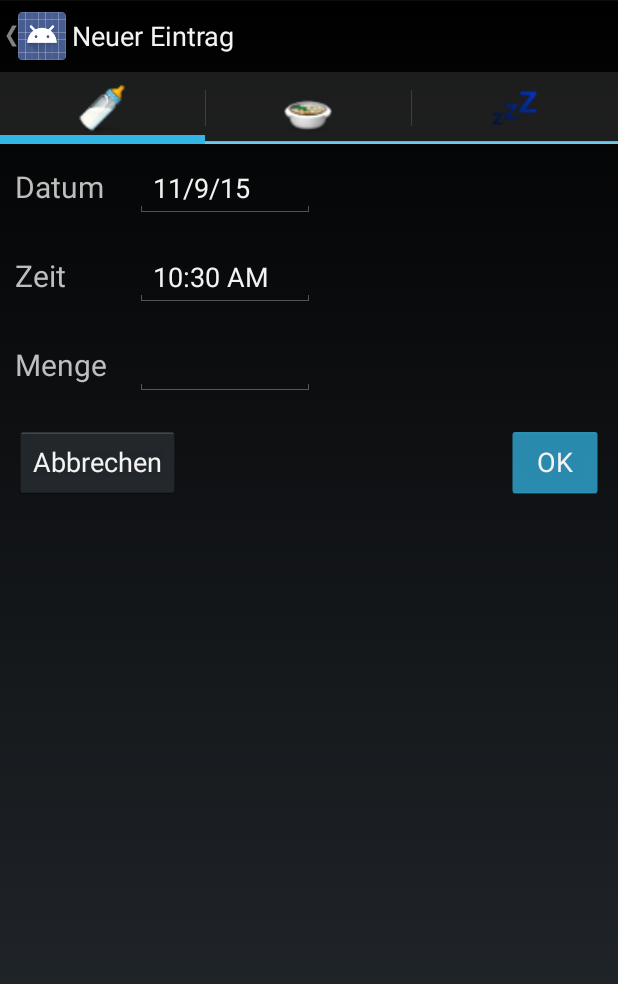
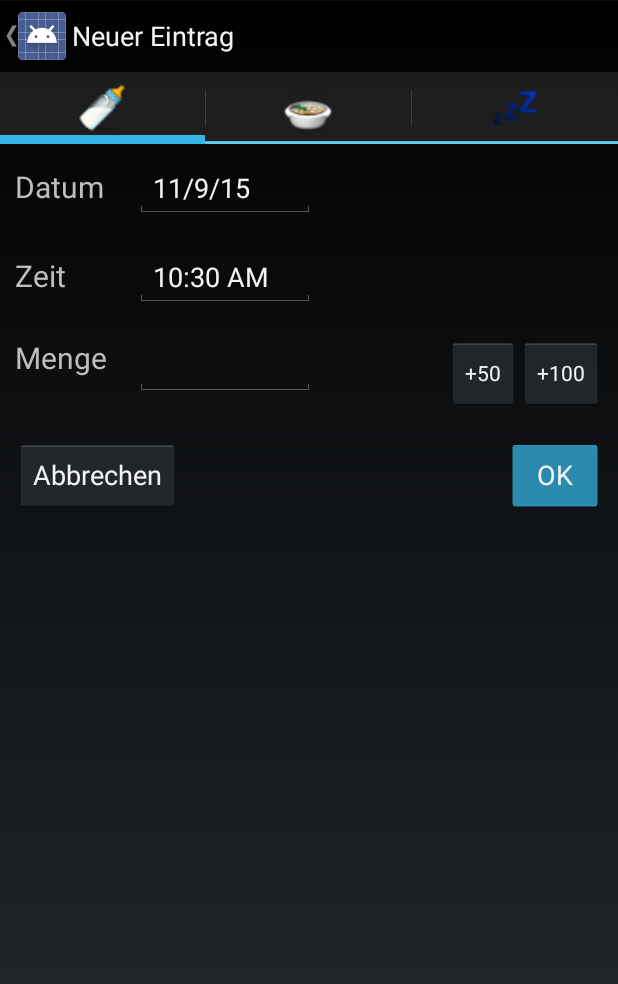
Before and after one commit to mxwlone/pukimon, an Android app: the DrinkEventFragment screen opened directly, with no data from a screen before it, on a phone screen of 412 x 824 dp. Shown: the top 984 px of the screen. Run offline under Robolectric (Android 15) with nearby library versions, the phone set to English and light mode, and no system bars.

Commit message:
Added buttons for drink and eat events to add 50/100 to the amount field

```diff
--- a/app/src/main/java/com/mxwlone/pukimon/fragment/DrinkEventFragment.java
+++ b/app/src/main/java/com/mxwlone/pukimon/fragment/DrinkEventFragment.java
@@ -139,6 +139,34 @@ public class DrinkEventFragment extends Fragment {
                 okButtonClicked();
             }
         });
+
+        Button add50Button = (Button) getActivity().findViewById(R.id.drinkEventAdd50Button);
+        add50Button.setOnClickListener(new View.OnClickListener() {
+            @Override
+            public void onClick(View v) {
+                int amount;
+                if (!Util.isNumeric(mEditTextAmount.getText().toString()))
+                    amount = 0;
+                else
+                    amount = Integer.parseInt(mEditTextAmount.getText().toString());
+
+                mEditTextAmount.setText(String.valueOf(amount + 50));
+            }
+        });
+
+        Button add100Button = (Button) getActivity().findViewById(R.id.drinkEventAdd100Button);
+        add100Button.setOnClickListener(new View.OnClickListener() {
+            @Override
+            public void onClick(View v) {
+                int amount;
+                if (!Util.isNumeric(mEditTextAmount.getText().toString()))
+                    amount = 0;
+                else
+                    amount = Integer.parseInt(mEditTextAmount.getText().toString());
+
+                mEditTextAmount.setText(String.valueOf(amount + 100));
+            }
+        });
 }
 
     private void okButtonClicked() {
--- a/app/src/main/java/com/mxwlone/pukimon/fragment/EatEventFragment.java
+++ b/app/src/main/java/com/mxwlone/pukimon/fragment/EatEventFragment.java
@@ -139,6 +139,34 @@ public class EatEventFragment extends Fragment {
                 okButtonClicked();
             }
         });
+
+        Button add50Button = (Button) getActivity().findViewById(R.id.eatEventAdd50Button);
+        add50Button.setOnClickListener(new View.OnClickListener() {
+            @Override
+            public void onClick(View v) {
+                int amount;
+                if (!Util.isNumeric(mEditTextAmount.getText().toString()))
+                    amount = 0;
+                else
+                    amount = Integer.parseInt(mEditTextAmount.getText().toString());
+
+                mEditTextAmount.setText(String.valueOf(amount + 50));
+            }
+        });
+
+        Button add100Button = (Button) getActivity().findViewById(R.id.eatEventAdd100Button);
+        add100Button.setOnClickListener(new View.OnClickListener() {
+            @Override
+            public void onClick(View v) {
+                int amount;
+                if (!Util.isNumeric(mEditTextAmount.getText().toString()))
+                    amount = 0;
+                else
+                    amount = Integer.parseInt(mEditTextAmount.getText().toString());
+
+                mEditTextAmount.setText(String.valueOf(amount + 100));
+            }
+        });
 }
 
     private void okButtonClicked() {
--- a/app/src/main/res/layout/fragment_drink_event.xml
+++ b/app/src/main/res/layout/fragment_drink_event.xml
@@ -54,13 +54,14 @@
 
     </LinearLayout>
 
-    <LinearLayout
+    <RelativeLayout
         android:orientation="horizontal"
         android:layout_width="match_parent"
         android:layout_height="wrap_content"
         android:padding="10dp">
 
         <TextView
+            android:id="@+id/drinkEventLabelAmount"
             android:layout_width="80dp"
             android:layout_height="wrap_content"
             android:text="@string/text_view_amount_text"
@@ -73,9 +74,27 @@
             android:inputType="number"
             android:ems="10"
             android:id="@+id/drinkEventEditTextAmount"
-            android:password="false" />
+            android:layout_toRightOf="@+id/drinkEventLabelAmount"
+            />
 
-    </LinearLayout>
+        <Button
+            style="?android:attr/buttonStyleSmall"
+            android:layout_width="wrap_content"
+            android:layout_height="wrap_content"
+            android:layout_alignParentEnd="true"
+            android:text="+100"
+            android:id="@+id/drinkEventAdd100Button" />
+
+        <Button
+            style="?android:attr/buttonStyleSmall"
+            android:layout_width="wrap_content"
+            android:layout_height="wrap_content"
+            android:text="+50"
+            android:layout_toLeftOf="@id/drinkEventAdd100Button"
+            android:id="@+id/drinkEventAdd50Button" />
+
+
+    </RelativeLayout>
 
     <RelativeLayout
         android:orientation="horizontal"
@@ -84,10 +103,12 @@
         android:padding="10dp">
 
         <Button
+            android:id="@+id/drinkEventCancelButton"
             android:layout_width="wrap_content"
             android:layout_height="wrap_content"
             android:text="@string/button_cancel_text"
-            android:onClick="cancelButtonClicked"/>
+            android:onClick="cancelButtonClicked"
+            />
 
         <Button android:id="@+id/drinkEventOkButton"
             android:layout_width="wrap_content"
@@ -95,7 +116,8 @@
             android:text="@string/button_ok_text"
             android:layout_alignParentEnd="true"
             android:layout_alignParentRight="true"
-            android:backgroundTint="@color/blue_normal" />
+            android:backgroundTint="@color/blue_normal"
+            android:layout_alignBaseline="@id/drinkEventCancelButton"/>
 
     </RelativeLayout>
 
```
Also changed, not shown: app/src/main/java/com/mxwlone/pukimon/Util.java (+18 -0 lines), app/src/main/res/layout/fragment_eat_event.xml (+21 -4 lines).
